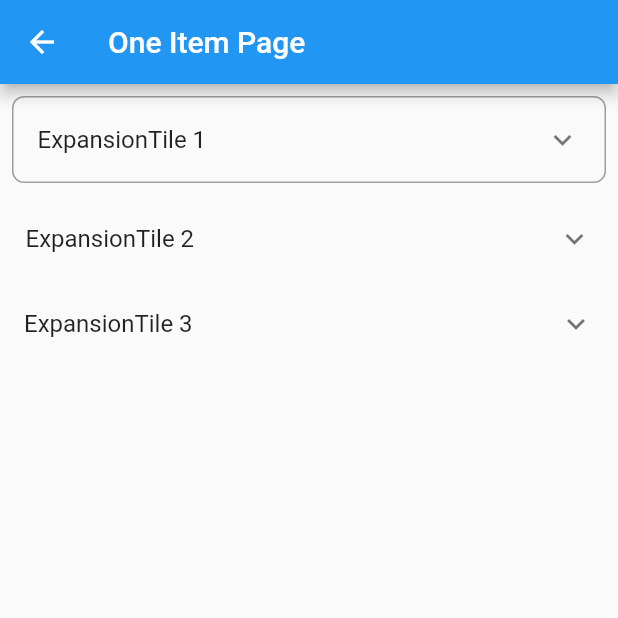
After one commit to congthanhng/Expansion-Tile-Group, a Flutter app: the screen it shows after launch, after a tap on "Example for One item", on a phone screen of 412 x 824 dp, the top half of it. The commit adds this screen. Run offline on Flutter 3.47's test engine with Material 2 defaults, Android fonts, the phone set to English and light mode, and no system bars.

Commit message:
Add features: force control behavior of expansion item

```diff
--- a/example/lib/cases/example_normal_item_page.dart
+++ b/example/lib/cases/example_all_item_page.dart
@@ -1,8 +1,8 @@
 import 'package:expansion_tile_group/expansion_tile_group.dart';
 import 'package:flutter/material.dart';
 
-class ExampleNormalItemPage extends StatelessWidget {
-  const ExampleNormalItemPage({Key? key}) : super(key: key);
+class ExampleAllItemPage extends StatelessWidget {
+  const ExampleAllItemPage({Key? key}) : super(key: key);
 
   @override
   Widget build(BuildContext context) {
--- /dev/null
+++ b/example/lib/cases/example_one_item.dart
@@ -0,0 +1,49 @@
+import 'package:expansion_tile_group/expansion_tile_group.dart';
+import 'package:flutter/material.dart';
+
+class ExampleOneItemPage extends StatelessWidget {
+  const ExampleOneItemPage({Key? key}) : super(key: key);
+
+  @override
+  Widget build(BuildContext context) {
+    return Scaffold(
+      appBar: AppBar(
+        title: const Text('One Item Page'),
+      ),
+      body: SingleChildScrollView(
+        child: Column(
+          children: [
+            Padding(
+              padding: const EdgeInsets.all(8.0),
+              child: ExpansionTileBorderItem(
+                title: const Text('ExpansionTile 1'),
+                isEnableExpanded: false,
+                children: const [
+                  Text(
+                      '''Null am eleifend ultrices tortor, sit amet gravida sapien cursus vitae. Duis rutrum convallis erat et ultrices. Morbi a luctus ligula, at varius ligula. Nam mollis sapien ac nunc hendrerit consequat. Cras posuere metus felis, at pellentesque sem ornare id. Praesent ut nunc aliquam, dictum felis eu, congue metus. Nunc vitae elit eros. In eu dui pharetra, varius metus a, efficitur eros.'''),
+                ],
+              ),
+            ),
+            const ExpansionTileItem(
+              title: Text('ExpansionTile 2'),
+              isEnableExpanded: false,
+              children: [
+                Text(
+                    '''Null am eleifend ultrices tortor, sit amet gravida sapien cursus vitae. Duis rutrum convallis erat et ultrices. Morbi a luctus ligula, at varius ligula. Nam mollis sapien ac nunc hendrerit consequat. Cras posuere metus felis, at pellentesque sem ornare id. Praesent ut nunc aliquam, dictum felis eu, congue metus. Nunc vitae elit eros. In eu dui pharetra, varius metus a, efficitur eros.'''),
+              ],
+            ),
+
+            const ExpansionTileWithoutBorderItem(
+              title: Text('ExpansionTile 3'),
+              isEnableExpanded: false,
+              children: [
+                Text(
+                    '''Null am eleifend ultrices tortor, sit amet gravida sapien cursus vitae. Duis rutrum convallis erat et ultrices. Morbi a luctus ligula, at varius ligula. Nam mollis sapien ac nunc hendrerit consequat. Cras posuere metus felis, at pellentesque sem ornare id. Praesent ut nunc aliquam, dictum felis eu, congue metus. Nunc vitae elit eros. In eu dui pharetra, varius metus a, efficitur eros.'''),
+              ],
+            )
+          ],
+        ),
+      ),
+    );
+  }
+}
--- a/example/lib/main.dart
+++ b/example/lib/main.dart
@@ -4,7 +4,8 @@ import 'package:expansion_tile_group_example/cases/example_expand_all_item.dart'
 import 'package:expansion_tile_group_example/cases/example_expand_from_anywhere_page.dart';
 import 'package:expansion_tile_group_example/cases/example_expand_only_one.dart';
 import 'package:expansion_tile_group_example/cases/example_item_change_in_group.dart';
-import 'package:expansion_tile_group_example/cases/example_normal_item_page.dart';
+import 'package:expansion_tile_group_example/cases/example_all_item_page.dart';
+import 'package:expansion_tile_group_example/cases/example_one_item.dart';
 import 'package:flutter/material.dart';
 
 void main() {
@@ -32,7 +33,7 @@ class _MyAppState extends State<MyApp> {
             return MaterialPageRoute(builder: (context) => const HomePage());
           case '/three':
             return MaterialPageRoute(
-                builder: (context) => const ExampleNormalItemPage());
+                builder: (context) => const ExampleAllItemPage());
           case '/four':
             return MaterialPageRoute(
                 builder: (context) => ExampleExpandFromAnywherePage());
@@ -55,6 +56,10 @@ class _MyAppState extends State<MyApp> {
             return MaterialPageRoute(
                 builder: (context) =>
                     const ExampleExpandAllAndCollapseAllItemPage());
+          case '/ten':
+            return MaterialPageRoute(
+                builder: (context) =>
+                const ExampleOneItemPage());
           default: return MaterialPageRoute(builder: (context) => const HomePage());
         }
       },
@@ -125,6 +130,13 @@ class HomePage extends StatelessWidget {
               color: Colors.blue,
               child: const Text('Example for Expand All and Collapse ALl item'),
             ),
+            MaterialButton(
+              onPressed: () {
+                Navigator.pushNamed(context, '/ten');
+              },
+              color: Colors.yellow,
+              child: const Text('Example for One item'),
+            ),
           ],
         ),
       ),
--- a/lib/src/core/expansion_tile_custom.dart
+++ b/lib/src/core/expansion_tile_custom.dart
@@ -71,7 +71,8 @@ class ExpansionTileCustom extends StatefulWidget {
       this.isHasBottomBorder = true,
       this.isHasLeftBorder = false,
       this.isHasRightBorder = false,
-      this.isHasTrailing = true})
+      this.isHasTrailing = true,
+      this.isEnableExpanded = true})
       : assert(
           expandedCrossAxisAlignment != CrossAxisAlignment.baseline,
           'CrossAxisAlignment.baseline is not supported since the expanded children '
@@ -347,6 +348,11 @@ class ExpansionTileCustom extends StatefulWidget {
 
   final bool isHasTrailing;
 
+  ///The widget can expand or NOT.
+  ///It helps when you want to prohibit expansion until the API requests success.
+  ///More detail: https://github.com/congthanhng/Expansion-Tile-Group/issues/22
+  final bool isEnableExpanded;
+
   @override
   State<ExpansionTileCustom> createState() => ExpansionTileCustomState();
 }
@@ -387,8 +393,11 @@ class ExpansionTileCustomState extends State<ExpansionTileCustom>
     _backgroundColor =
         _controller.drive(_backgroundColorTween.chain(_easeOutTween));
 
-    _isExpanded = PageStorage.of(context)?.readState(context) as bool? ??
-        widget.initiallyExpanded;
+    if(widget.isEnableExpanded){
+      _isExpanded = PageStorage.of(context)?.readState(context) as bool? ??
+          widget.initiallyExpanded;
+    }
+
     if (_isExpanded) {
       _controller.value = 1.0;
     }
@@ -417,6 +426,7 @@ class ExpansionTileCustomState extends State<ExpansionTileCustom>
   }
 
   void _setExpanded(bool isExpanded) {
+    if(!isExpanded && !widget.isEnableExpanded) return;
     if (_isExpanded != isExpanded) {
       setState(() {
         _isExpanded = isExpanded;
@@ -438,6 +448,7 @@ class ExpansionTileCustomState extends State<ExpansionTileCustom>
   }
 
   void _handleTap() {
+    if(!_isExpanded && !widget.isEnableExpanded) return;
     setState(() {
       _isExpanded = !_isExpanded;
       if (_isExpanded) {
--- a/lib/src/types/expansion_tile_border_item.dart
+++ b/lib/src/types/expansion_tile_border_item.dart
@@ -36,6 +36,8 @@ class ExpansionTileBorderItem extends ExpansionTileItem {
     bool? isHasBottomBorder,
     bool? isHasLeftBorder,
     bool? isHasRightBorder,
+    bool? isHasTrailing,
+    bool? isEnableExpanded,
   }) : super(
             key: key,
             title: title,
@@ -71,5 +73,6 @@ class ExpansionTileBorderItem extends ExpansionTileItem {
             isHasLeftBorder: isHasLeftBorder = true,
             isHasRightBorder: isHasRightBorder = true,
             isHasTopBorder: isHasTopBorder = true,
-        );
+            isHasTrailing: isHasTrailing ?? true,
+            isEnableExpanded: isEnableExpanded ?? true);
 }
--- a/lib/src/types/expansion_tile_item.dart
+++ b/lib/src/types/expansion_tile_item.dart
@@ -38,7 +38,8 @@ class ExpansionTileItem extends StatelessWidget {
       this.isHasLeftBorder,
       this.isHasBottomBorder,
       this.isHasRightBorder,
-      this.isHasTrailing})
+      this.isHasTrailing,
+      this.isEnableExpanded})
       : super(key: key);
 
   /// The primary content of the list item.
@@ -293,6 +294,11 @@ class ExpansionTileItem extends StatelessWidget {
 
   final bool? isHasTrailing;
 
+  ///The widget can expand or NOT.
+  ///It helps when you want to prohibit expansion until the API requests success.
+  ///More detail: https://github.com/congthanhng/Expansion-Tile-Group/issues/22
+  final bool? isEnableExpanded;
+
   ExpansionTileItem copyWith(
       {Key? key,
       Widget? title,
@@ -327,7 +333,8 @@ class ExpansionTileItem extends StatelessWidget {
       bool? isHasBottomBorder,
       bool? isHasLeftBorder,
       bool? isHasRightBorder,
-      bool? isHasTrailing}) {
+      bool? isHasTrailing,
+      bool? isEnableExpanded}) {
     return ExpansionTileItem(
       key: key ?? this.key,
       title: title ?? this.title,
@@ -367,6 +374,7 @@ class ExpansionTileItem extends StatelessWidget {
       isHasLeftBorder: isHasLeftBorder ?? this.isHasLeftBorder,
       isHasBottomBorder: isHasBottomBorder ?? this.isHasBottomBorder,
       isHasTrailing: isHasTrailing ?? this.isHasTrailing,
+      isEnableExpanded: isEnableExpanded ?? this.isEnableExpanded,
       children: children ?? this.children,
     );
   }
@@ -409,6 +417,7 @@ class ExpansionTileItem extends StatelessWidget {
         isHasRightBorder: isHasRightBorder ?? false,
         isHasTopBorder: isHasTopBorder ?? true,
         isHasTrailing: isHasTrailing ?? true,
+        isEnableExpanded: isEnableExpanded ?? true,
         children: children ?? [],
       ),
     );
--- a/lib/src/types/expansion_tile_without_border_item.dart
+++ b/lib/src/types/expansion_tile_without_border_item.dart
@@ -36,6 +36,8 @@ class ExpansionTileWithoutBorderItem extends ExpansionTileItem {
     bool? isHasBottomBorder,
     bool? isHasLeftBorder,
     bool? isHasRightBorder,
+    bool? isHasTrailing,
+    bool? isEnableExpanded,
   }) : super(
             key: key,
             title: title,
@@ -71,5 +73,6 @@ class ExpansionTileWithoutBorderItem extends ExpansionTileItem {
             isHasLeftBorder: isHasLeftBorder,
             isHasRightBorder: isHasRightBorder,
             isHasTopBorder: isHasTopBorder,
-        );
+            isHasTrailing: isHasTrailing,
+            isEnableExpanded: isEnableExpanded);
 }
--- a/pubspec.yaml
+++ b/pubspec.yaml
@@ -6,7 +6,7 @@ issue_tracker: https://github.com/congthanhng/Expansion-Tile-Group/issues
 #funding:
 #  - https://www.buymeacoffee.com/congthanhng
 
-version: 1.1.6
+version: 1.1.7
 environment:
   sdk: '>=2.18.0 <3.0.0'
   flutter: ">=1.17.0"
```
Also changed, not shown: example/pubspec.lock, 1 other file. Lines whose indentation alone changed are shown as unchanged.
